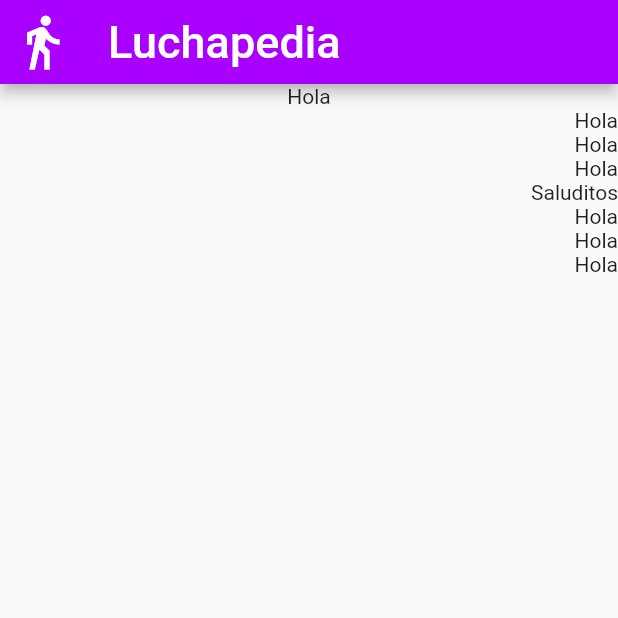
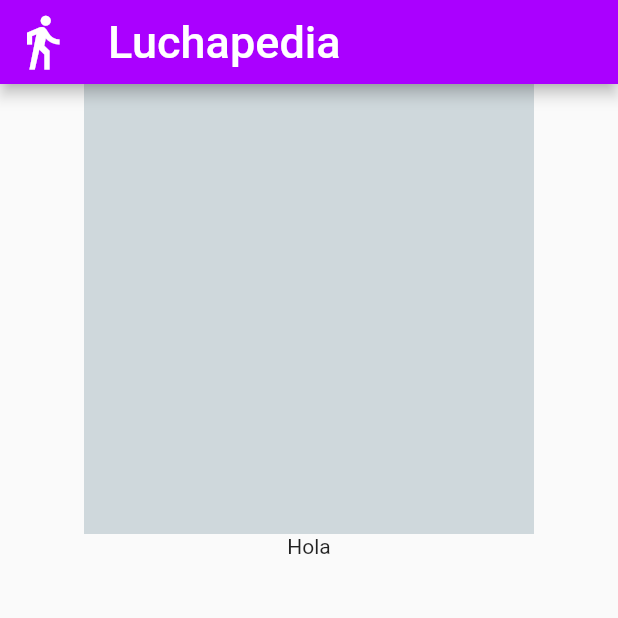
Before and after one commit to IsraMejia/LuchaPedia-Flutter, a Flutter app: the screen it shows after launch, on a phone screen of 412 x 824 dp, the top half of it. Run offline on Flutter 3.47's test engine with Material 2 defaults, Android fonts, the phone set to English and light mode, and no system bars.

Commit message:
Segundo ejemplo Column antes de usar metodos para hacer mas legible el codigo

```diff
--- a/lib/main.dart
+++ b/lib/main.dart
@@ -20,17 +20,19 @@ class MyApp extends StatelessWidget {
 
         ),
         body: Column(
-          crossAxisAlignment: CrossAxisAlignment.end,
           mainAxisAlignment: MainAxisAlignment.start,
+          crossAxisAlignment: CrossAxisAlignment.center ,
+          children: <Widget>[
 
-          children: <Widget>[
-            Center(child: Text("Hola")),
-            Text("Hola"),
-            Text("Hola"),
-            Text("Hola"),
-            Text("Saluditos"),
-            Text("Hola"),
-            Text("Hola"),
+            Center(
+              child: Container(
+                height: 300.0 ,
+                width: 300.0,
+                decoration: BoxDecoration(
+                  color: Colors.blueGrey[100]
+                ),
+              ),
+            ),
             Text("Hola"),
 
           ],
@@ -38,5 +40,5 @@ class MyApp extends StatelessWidget {
 
       ),
     );
-  }
-}
+  }//build
+}//MyApp
```
